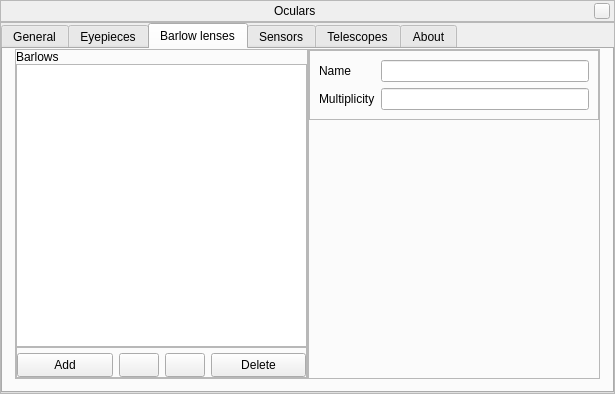
Old version of the form plugins/Oculars/src/gui/ocularDialog.ui in the repository 519984307/stellarium_src.
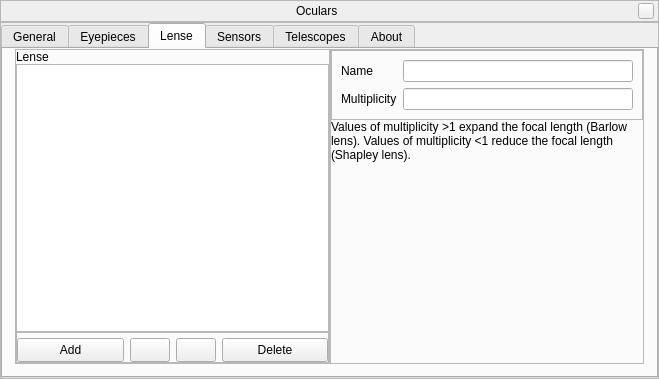
New version of the form. The open tabs and pages were chosen to show the change. Custom widgets are drawn as their Qt base class.

Commit message: Oculars plugin refactoring: support Barlow and Shapley lens (focal reducers)

What changed in the file:
```diff
--- a/plugins/Oculars/src/gui/ocularDialog.ui
+++ b/plugins/Oculars/src/gui/ocularDialog.ui
@@ -6,8 +6,8 @@
    <rect>
     <x>0</x>
     <y>0</y>
-    <width>615</width>
-    <height>394</height>
+    <width>659</width>
+    <height>379</height>
    </rect>
   </property>
   <property name="sizePolicy">
@@ -598,7 +598,7 @@
         </widget>
         <widget class="QWidget" name="BarlowLenses">
          <attribute name="title">
-          <string>Barlow lenses</string>
+          <string>Lense</string>
          </attribute>
          <layout class="QHBoxLayout" name="horizontalLayout_4">
           <property name="spacing">
@@ -637,7 +637,7 @@
                 <bool>true</bool>
                </property>
                <property name="text">
-                <string>Barlows</string>
+                <string>Lense</string>
                </property>
               </widget>
              </item>
@@ -797,6 +797,34 @@
                </layout>
               </widget>
              </item>
+             <item>
+              <widget class="QLabel" name="lensNote">
+               <property name="toolTip">
+                <string notr="true"/>
+               </property>
+               <property name="statusTip">
+                <string notr="true"/>
+               </property>
+               <property name="accessibleName">
+                <string notr="true"/>
+               </property>
+               <property name="accessibleDescription">
+                <string notr="true"/>
+               </property>
+               <property name="text">
+                <string>Values of multiplicity &gt;1 expand the focal length (Barlow lens). Values of multiplicity &lt;1 reduce the focal length (Shapley lens).</string>
+               </property>
+               <property name="textFormat">
+                <enum>Qt::AutoText</enum>
+               </property>
+               <property name="scaledContents">
+                <bool>false</bool>
+               </property>
+               <property name="wordWrap">
+                <bool>true</bool>
+               </property>
+              </widget>
+             </item>
              <item>
               <spacer name="verticalSpacer_4">
                <property name="orientation">
```
Left out of the diff: 26 changed lines with no effect on the pictures. The commit also changes 15 other files.
